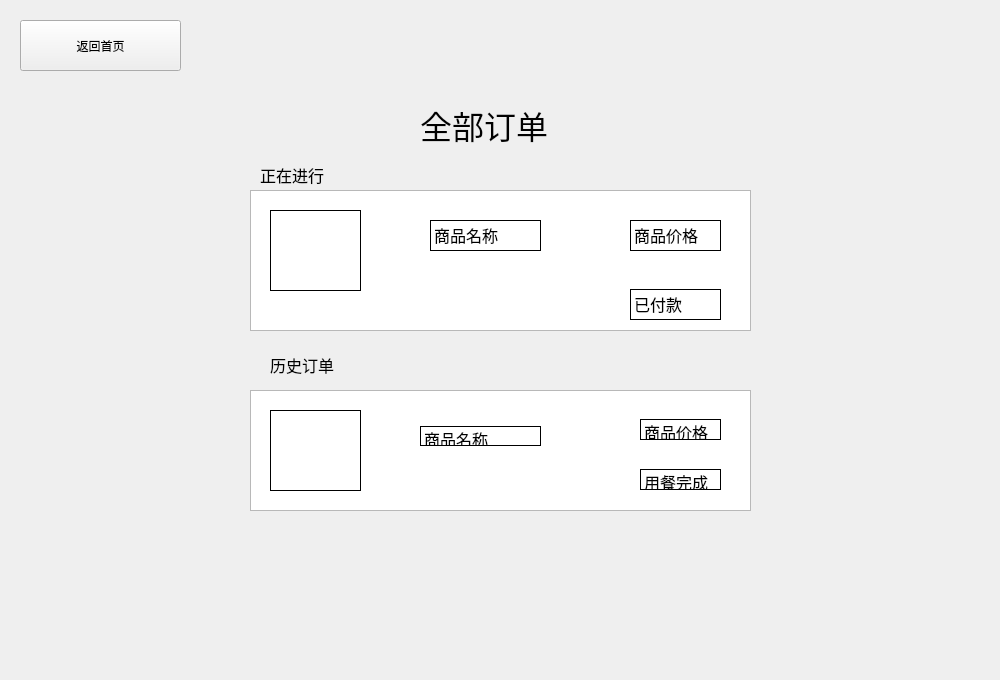
The window that all_order.ui (ShawTarstar/Delivery-Platform-Design) describes before a commit, drawn with Qt 5.
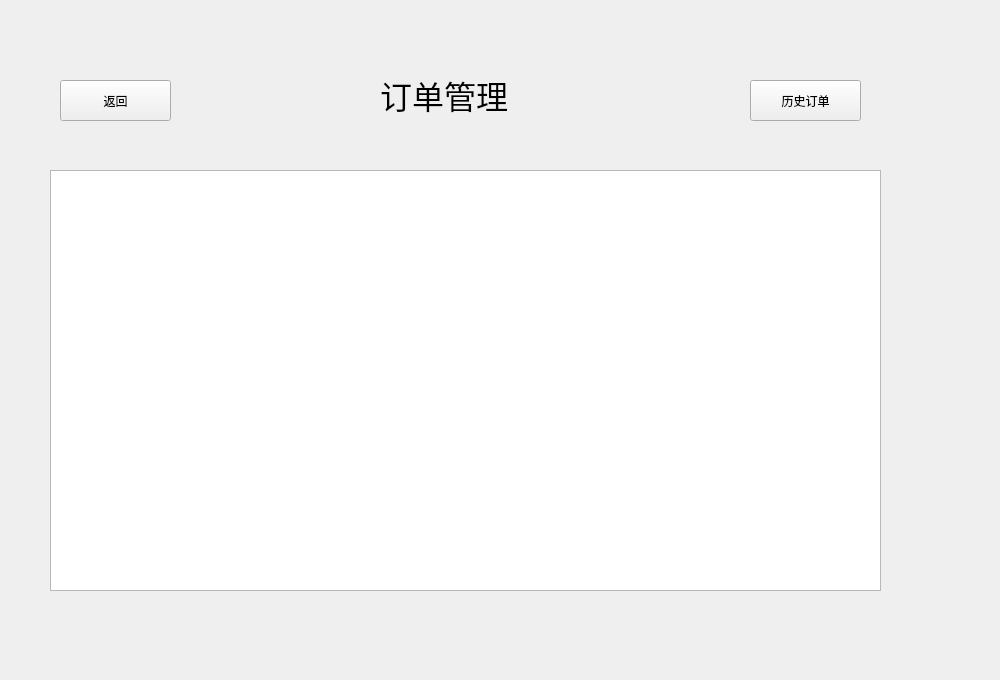
The same window after the commit. Icons and pictures are not drawn.

Diff of the .ui file:
```diff
--- a/all_order.ui
+++ b/all_order.ui
@@ -25,232 +25,55 @@
   <property name="windowTitle">
    <string>Form</string>
   </property>
-  <widget class="QPushButton" name="back_to_main_Button">
+  <widget class="QTableWidget" name="ordertable">
    <property name="geometry">
     <rect>
-     <x>20</x>
-     <y>20</y>
-     <width>161</width>
-     <height>51</height>
+     <x>50</x>
+     <y>170</y>
+     <width>831</width>
+     <height>421</height>
     </rect>
-   </property>
-   <property name="text">
-    <string>返回首页</string>
-   </property>
-  </widget>
-  <widget class="QLabel" name="pay_stage_2_label">
-   <property name="geometry">
-    <rect>
-     <x>640</x>
-     <y>469</y>
-     <width>81</width>
-     <height>21</height>
-    </rect>
-   </property>
-   <property name="frameShape">
-    <enum>QFrame::Shape::Box</enum>
-   </property>
-   <property name="text">
-    <string>&lt;html&gt;&lt;head/&gt;&lt;body&gt;&lt;p&gt;&lt;span style=&quot; font-size:12pt;&quot;&gt;  用餐完成&lt;/span&gt;&lt;/p&gt;&lt;/body&gt;&lt;/html&gt;</string>
-   </property>
-  </widget>
-  <widget class="QListView" name="listView">
-   <property name="geometry">
-    <rect>
-     <x>250</x>
-     <y>190</y>
-     <width>501</width>
-     <height>141</height>
-    </rect>
-   </property>
-  </widget>
-  <widget class="QLabel" name="label_2">
-   <property name="geometry">
-    <rect>
-     <x>420</x>
-     <y>80</y>
-     <width>191</width>
-     <height>91</height>
-    </rect>
-   </property>
-   <property name="text">
-    <string>&lt;html&gt;&lt;head/&gt;&lt;body&gt;&lt;p&gt;&lt;span style=&quot; font-size:24pt;&quot;&gt;全部订单&lt;/span&gt;&lt;/p&gt;&lt;/body&gt;&lt;/html&gt;</string>
-   </property>
-  </widget>
-  <widget class="QLabel" name="food_sumprice_2">
-   <property name="geometry">
-    <rect>
-     <x>640</x>
-     <y>419</y>
-     <width>81</width>
-     <height>21</height>
-    </rect>
-   </property>
-   <property name="frameShape">
-    <enum>QFrame::Shape::Box</enum>
-   </property>
-   <property name="text">
-    <string>&lt;html&gt;&lt;head/&gt;&lt;body&gt;&lt;p&gt;&lt;span style=&quot; font-size:12pt;&quot;&gt;商品价格&lt;/span&gt;&lt;/p&gt;&lt;/body&gt;&lt;/html&gt;</string>
-   </property>
-  </widget>
-  <widget class="QLabel" name="food_name_2">
-   <property name="geometry">
-    <rect>
-     <x>420</x>
-     <y>426</y>
-     <width>121</width>
-     <height>20</height>
-    </rect>
-   </property>
-   <property name="frameShape">
-    <enum>QFrame::Shape::Box</enum>
-   </property>
-   <property name="text">
-    <string>&lt;html&gt;&lt;head/&gt;&lt;body&gt;&lt;p&gt;&lt;span style=&quot; font-size:12pt;&quot;&gt;商品名称&lt;/span&gt;&lt;/p&gt;&lt;/body&gt;&lt;/html&gt;</string>
-   </property>
-  </widget>
-  <widget class="QLabel" name="food_name_1">
-   <property name="geometry">
-    <rect>
-     <x>430</x>
-     <y>220</y>
-     <width>111</width>
-     <height>31</height>
-    </rect>
-   </property>
-   <property name="frameShape">
-    <enum>QFrame::Shape::Box</enum>
-   </property>
-   <property name="text">
-    <string>&lt;html&gt;&lt;head/&gt;&lt;body&gt;&lt;p&gt;&lt;span style=&quot; font-size:12pt;&quot;&gt;商品名称&lt;/span&gt;&lt;/p&gt;&lt;/body&gt;&lt;/html&gt;</string>
-   </property>
-  </widget>
-  <widget class="QLabel" name="label_5">
-   <property name="geometry">
-    <rect>
-     <x>270</x>
-     <y>350</y>
-     <width>91</width>
-     <height>31</height>
-    </rect>
-   </property>
-   <property name="text">
-    <string>&lt;html&gt;&lt;head/&gt;&lt;body&gt;&lt;p&gt;&lt;span style=&quot; font-size:12pt;&quot;&gt;历史订单&lt;/span&gt;&lt;/p&gt;&lt;/body&gt;&lt;/html&gt;</string>
-   </property>
-  </widget>
-  <widget class="QLabel" name="pay_stage_1_label">
-   <property name="geometry">
-    <rect>
-     <x>630</x>
-     <y>289</y>
-     <width>91</width>
-     <height>31</height>
-    </rect>
-   </property>
-   <property name="frameShape">
-    <enum>QFrame::Shape::Box</enum>
-   </property>
-   <property name="text">
-    <string>&lt;html&gt;&lt;head/&gt;&lt;body&gt;&lt;p&gt;&lt;span style=&quot; font-size:12pt;&quot;&gt;已付款&lt;/span&gt;&lt;/p&gt;&lt;/body&gt;&lt;/html&gt;</string>
-   </property>
-  </widget>
-  <widget class="QLabel" name="food_pho_2">
-   <property name="geometry">
-    <rect>
-     <x>270</x>
-     <y>410</y>
-     <width>91</width>
-     <height>81</height>
-    </rect>
-   </property>
-   <property name="frameShape">
-    <enum>QFrame::Shape::Box</enum>
-   </property>
-   <property name="text">
-    <string/>
-   </property>
-   <property name="pixmap">
-    <pixmap>../../../桌面/C++代码/img/testcase/面条.jpg</pixmap>
-   </property>
-   <property name="scaledContents">
-    <bool>true</bool>
-   </property>
-  </widget>
-  <widget class="QLabel" name="food_sumprice_label">
-   <property name="geometry">
-    <rect>
-     <x>630</x>
-     <y>220</y>
-     <width>91</width>
-     <height>31</height>
-    </rect>
-   </property>
-   <property name="frameShape">
-    <enum>QFrame::Shape::Box</enum>
-   </property>
-   <property name="text">
-    <string>&lt;html&gt;&lt;head/&gt;&lt;body&gt;&lt;p&gt;&lt;span style=&quot; font-size:12pt;&quot;&gt;商品价格&lt;/span&gt;&lt;/p&gt;&lt;/body&gt;&lt;/html&gt;</string>
-   </property>
-  </widget>
-  <widget class="QLabel" name="food_pho_1">
-   <property name="geometry">
-    <rect>
-     <x>270</x>
-     <y>210</y>
-     <width>91</width>
-     <height>81</height>
-    </rect>
-   </property>
-   <property name="frameShape">
-    <enum>QFrame::Shape::Box</enum>
-   </property>
-   <property name="text">
-    <string/>
-   </property>
-   <property name="pixmap">
-    <pixmap>../../../桌面/C++代码/img/testcase/蛋炒饭.jpg</pixmap>
-   </property>
-   <property name="scaledContents">
-    <bool>true</bool>
    </property>
   </widget>
   <widget class="QLabel" name="label">
    <property name="geometry">
     <rect>
-     <x>260</x>
-     <y>160</y>
-     <width>91</width>
-     <height>31</height>
+     <x>380</x>
+     <y>70</y>
+     <width>221</width>
+     <height>51</height>
     </rect>
    </property>
    <property name="text">
-    <string>&lt;html&gt;&lt;head/&gt;&lt;body&gt;&lt;p&gt;&lt;span style=&quot; font-size:12pt;&quot;&gt;正在进行&lt;/span&gt;&lt;/p&gt;&lt;/body&gt;&lt;/html&gt;</string>
+    <string>&lt;html&gt;&lt;head/&gt;&lt;body&gt;&lt;p&gt;&lt;span style=&quot; font-size:24pt;&quot;&gt;订单管理&lt;/span&gt;&lt;/p&gt;&lt;/body&gt;&lt;/html&gt;</string>
    </property>
   </widget>
-  <widget class="QListView" name="listView_2">
+  <widget class="QPushButton" name="back">
    <property name="geometry">
     <rect>
-     <x>250</x>
-     <y>390</y>
-     <width>501</width>
-     <height>121</height>
+     <x>60</x>
+     <y>80</y>
+     <width>111</width>
+     <height>41</height>
     </rect>
    </property>
+   <property name="text">
+    <string>返回</string>
+   </property>
   </widget>
-  <zorder>listView_2</zorder>
-  <zorder>back_to_main_Button</zorder>
-  <zorder>pay_stage_2_label</zorder>
-  <zorder>listView</zorder>
-  <zorder>label_2</zorder>
-  <zorder>food_sumprice_2</zorder>
-  <zorder>food_name_2</zorder>
-  <zorder>food_name_1</zorder>
-  <zorder>label_5</zorder>
-  <zorder>pay_stage_1_label</zorder>
-  <zorder>food_pho_2</zorder>
-  <zorder>food_sumprice_label</zorder>
-  <zorder>food_pho_1</zorder>
-  <zorder>label</zorder>
+  <widget class="QPushButton" name="pushButton">
+   <property name="geometry">
+    <rect>
+     <x>750</x>
+     <y>80</y>
+     <width>111</width>
+     <height>41</height>
+    </rect>
+   </property>
+   <property name="text">
+    <string>历史订单</string>
+   </property>
+  </widget>
  </widget>
  <resources/>
  <connections/>
```
